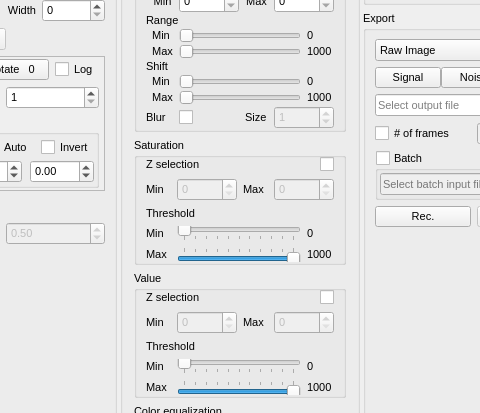
Qt form Holovibes/mainwindow.ui (DigitalHolography/Holovibes) before a commit; both pictures show x 335 to 815 and y 211 to 624 of the 1210 by 822 pixel window.
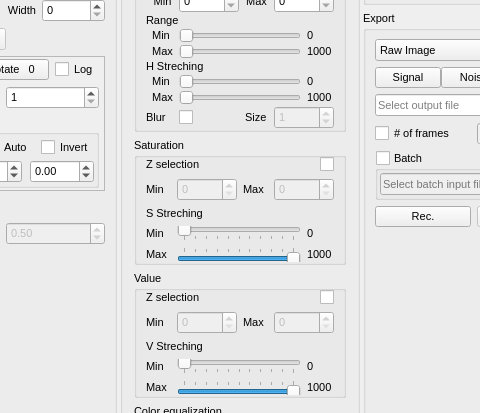
The same form after that commit. Custom widgets are drawn as their Qt base class.

Commit message: change ui operation names

Diff of the .ui file:
```diff
--- a/Holovibes/mainwindow.ui
+++ b/Holovibes/mainwindow.ui
@@ -1709,7 +1709,7 @@
               <item row="5" column="0" colspan="5">
                <widget class="QLabel" name="label_28">
                 <property name="text">
-                 <string>Shift</string>
+                 <string>H Streching</string>
                 </property>
                </widget>
               </item>
@@ -2052,7 +2052,7 @@
               <item row="2" column="0" colspan="5">
                <widget class="QLabel" name="label_saturation_threshold">
                 <property name="text">
-                 <string>Threshold</string>
+                 <string>S Streching</string>
                 </property>
                </widget>
               </item>
@@ -2260,7 +2260,7 @@
               <item row="3" column="0" colspan="5">
                <widget class="QLabel" name="label_value_threshold">
                 <property name="text">
-                 <string>Threshold</string>
+                 <string>V Streching</string>
                 </property>
                </widget>
               </item>
```
